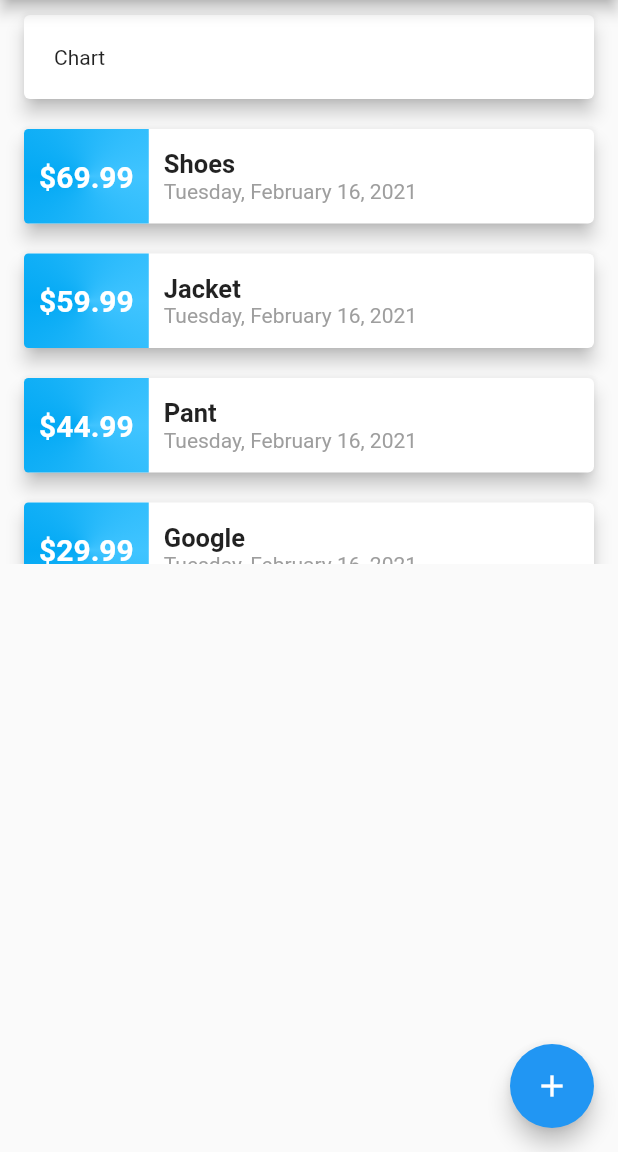
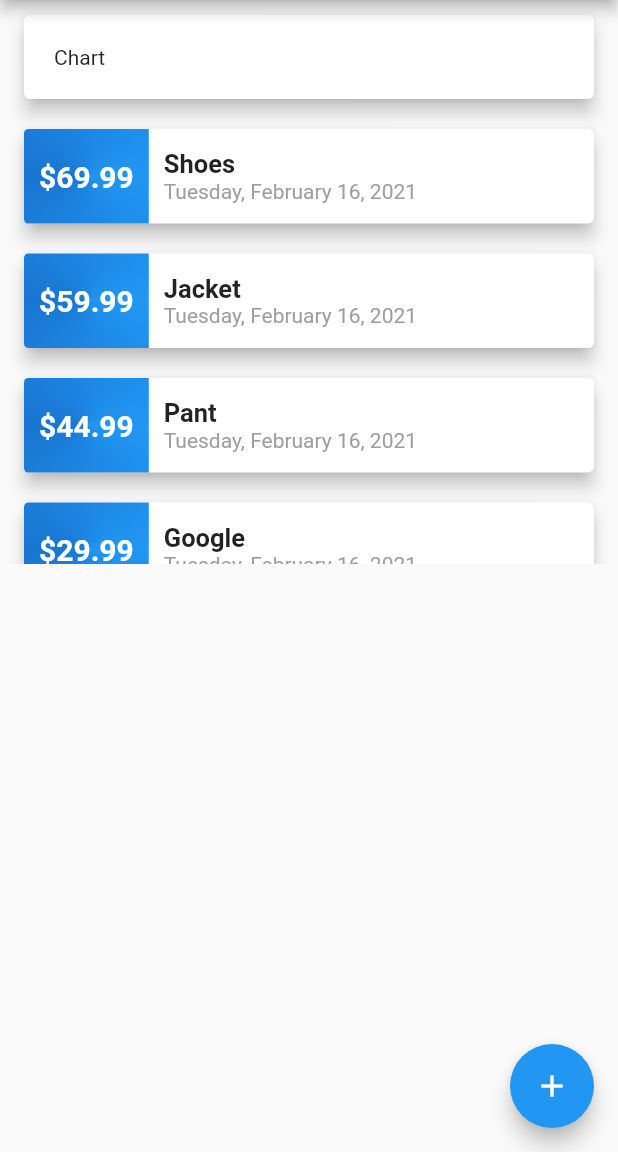
Before and after one commit to bibishan-pandey/expense_planner, a Flutter app: the screen it shows after launch, on a phone screen of 412 x 824 dp, the part 84-1236 px from its top. Run offline on Flutter 3.47's test engine with Material 2 defaults, Android fonts, the phone set to English and light mode, and no system bars.

Commit message:
configuring themes

```diff
--- a/lib/main.dart
+++ b/lib/main.dart
@@ -17,7 +17,9 @@ class App extends StatelessWidget {
     return MaterialApp(
       title: _title,
       theme: ThemeData(
-        primaryColor: Colors.blue,
+        primarySwatch: Colors.blue,
+        // change dark and light theme
+        // colorScheme: ColorScheme.light(),
         visualDensity: VisualDensity.adaptivePlatformDensity,
         dividerTheme: DividerThemeData(
           space: 5,
--- a/lib/widgets/add_transaction.dart
+++ b/lib/widgets/add_transaction.dart
@@ -78,7 +78,7 @@ class _AddTransactionState extends State<AddTransaction> {
             child: FlatButton(
               onPressed: submit,
               child: Text('Add Expense'),
-              color: Colors.blue,
+              color: Theme.of(context).primaryColor,
               textColor: Colors.white,
             ),
           )
--- a/lib/widgets/price_detail.dart
+++ b/lib/widgets/price_detail.dart
@@ -31,11 +31,10 @@ class PriceDetail extends StatelessWidget {
           topLeft: Radius.circular(3),
           bottomLeft: Radius.circular(3),
         ),
-        color: Colors.blue,
         gradient: SweepGradient(colors: [
-          Colors.lightBlueAccent,
-          Colors.lightBlue,
-          Colors.lightBlueAccent
+          Theme.of(context).primaryColor,
+          Theme.of(context).primaryColorDark,
+          Theme.of(context).primaryColor,
         ], stops: [
           0.0,
           0.5,
```
